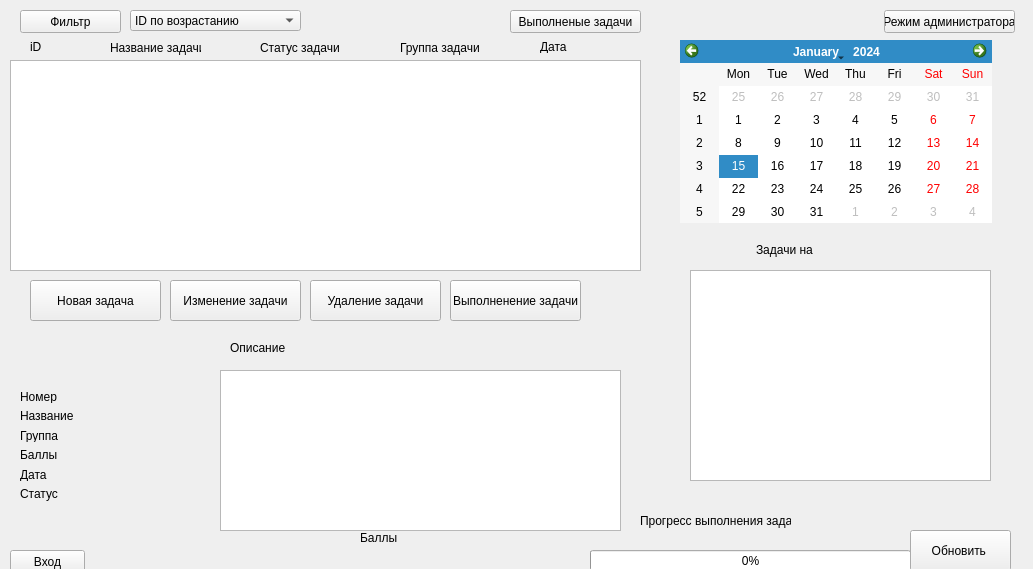
Before: the Qt Designer form untitled_2.ui in keregan/Active_staff_motivation_qt, drawn with Qt 5.
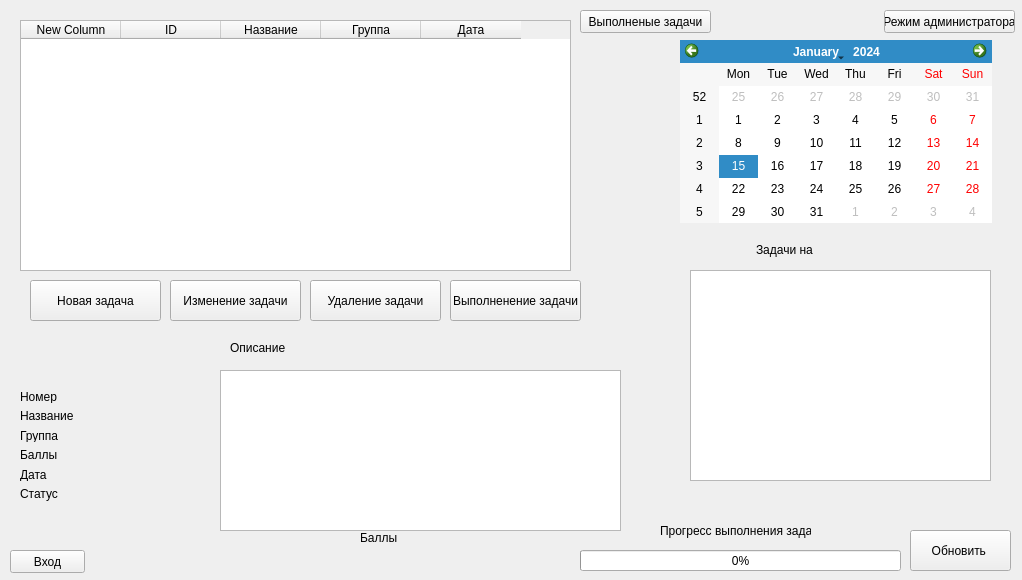
After: the same form once the commit is applied.

Patch:
```diff
--- a/untitled_2.ui
+++ b/untitled_2.ui
@@ -9,10 +9,22 @@
    <rect>
     <x>0</x>
     <y>0</y>
-    <width>1033</width>
-    <height>569</height>
+    <width>1022</width>
+    <height>580</height>
    </rect>
   </property>
+  <property name="minimumSize">
+   <size>
+    <width>1022</width>
+    <height>580</height>
+   </size>
+  </property>
+  <property name="maximumSize">
+   <size>
+    <width>1022</width>
+    <height>580</height>
+   </size>
+  </property>
   <property name="mouseTracking">
    <bool>false</bool>
   </property>
@@ -29,7 +41,7 @@
    <widget class="QLabel" name="user_data">
     <property name="geometry">
      <rect>
-      <x>120</x>
+      <x>110</x>
       <y>530</y>
       <width>201</width>
       <height>16</height>
@@ -74,12 +86,24 @@
    <widget class="QProgressBar" name="progressBar_raise">
     <property name="geometry">
      <rect>
-      <x>590</x>
+      <x>580</x>
       <y>550</y>
       <width>321</width>
       <height>21</height>
      </rect>
     </property>
+    <property name="minimumSize">
+     <size>
+      <width>321</width>
+      <height>21</height>
+     </size>
+    </property>
+    <property name="maximumSize">
+     <size>
+      <width>321</width>
+      <height>21</height>
+     </size>
+    </property>
     <property name="value">
      <number>0</number>
     </property>
@@ -87,8 +111,8 @@
    <widget class="QLabel" name="label_10">
     <property name="geometry">
      <rect>
-      <x>640</x>
-      <y>510</y>
+      <x>660</x>
+      <y>520</y>
       <width>151</width>
       <height>21</height>
      </rect>
@@ -149,9 +173,9 @@
    <widget class="QLabel" name="position">
     <property name="geometry">
      <rect>
-      <x>170</x>
+      <x>110</x>
       <y>550</y>
-      <width>101</width>
+      <width>191</width>
       <height>16</height>
      </rect>
     </property>
@@ -172,16 +196,6 @@
      <string/>
     </property>
    </widget>
-   <widget class="QListWidget" name="tasks_list">
-    <property name="geometry">
-     <rect>
-      <x>10</x>
-      <y>60</y>
-      <width>631</width>
-      <height>211</height>
-     </rect>
-    </property>
-   </widget>
    <widget class="QPushButton" name="upgrade_task_window_2">
     <property name="geometry">
      <rect>
@@ -389,148 +403,10 @@
      </item>
     </layout>
    </widget>
-   <widget class="QLabel" name="label_11">
-    <property name="geometry">
-     <rect>
-      <x>30</x>
-      <y>40</y>
-      <width>47</width>
-      <height>13</height>
-     </rect>
-    </property>
-    <property name="text">
-     <string>iD</string>
-    </property>
-   </widget>
-   <widget class="QLabel" name="label_12">
-    <property name="geometry">
-     <rect>
-      <x>110</x>
-      <y>40</y>
-      <width>91</width>
-      <height>16</height>
-     </rect>
-    </property>
-    <property name="text">
-     <string>Название задачи</string>
-    </property>
-   </widget>
-   <widget class="QLabel" name="label_13">
-    <property name="geometry">
-     <rect>
-      <x>260</x>
-      <y>40</y>
-      <width>91</width>
-      <height>16</height>
-     </rect>
-    </property>
-    <property name="text">
-     <string>Статус задачи</string>
-    </property>
-   </widget>
-   <widget class="QLabel" name="label_14">
-    <property name="geometry">
-     <rect>
-      <x>400</x>
-      <y>40</y>
-      <width>91</width>
-      <height>16</height>
-     </rect>
-    </property>
-    <property name="text">
-     <string>Группа задачи</string>
-    </property>
-   </widget>
-   <widget class="QLabel" name="label_15">
-    <property name="geometry">
-     <rect>
-      <x>540</x>
-      <y>40</y>
-      <width>47</width>
-      <height>13</height>
-     </rect>
-    </property>
-    <property name="text">
-     <string>Дата</string>
-    </property>
-   </widget>
-   <widget class="QPushButton" name="filter_button">
-    <property name="geometry">
-     <rect>
-      <x>20</x>
-      <y>10</y>
-      <width>101</width>
-      <height>23</height>
-     </rect>
-    </property>
-    <property name="text">
-     <string>Фильтр</string>
-    </property>
-   </widget>
-   <widget class="QComboBox" name="filter">
-    <property name="geometry">
-     <rect>
-      <x>130</x>
-      <y>10</y>
-      <width>171</width>
-      <height>21</height>
-     </rect>
-    </property>
-    <item>
-     <property name="text">
-      <string>ID по возрастанию</string>
-     </property>
-    </item>
-    <item>
-     <property name="text">
-      <string>ID по убыванию</string>
-     </property>
-    </item>
-    <item>
-     <property name="text">
-      <string>Название по возрастанию</string>
-     </property>
-    </item>
-    <item>
-     <property name="text">
-      <string>Название по убыванию</string>
-     </property>
-    </item>
-    <item>
-     <property name="text">
-      <string>Статус по возрастанию</string>
-     </property>
-    </item>
-    <item>
-     <property name="text">
-      <string>Статус по убыванию</string>
-     </property>
-    </item>
-    <item>
-     <property name="text">
-      <string>Группа по возрастанию</string>
-     </property>
-    </item>
-    <item>
-     <property name="text">
-      <string>Группа по убыванию</string>
-     </property>
-    </item>
-    <item>
-     <property name="text">
-      <string>Дата по возрастанию</string>
-     </property>
-    </item>
-    <item>
-     <property name="text">
-      <string>Дата по убыванию</string>
-     </property>
-    </item>
-   </widget>
    <widget class="QPushButton" name="task_old">
     <property name="geometry">
      <rect>
-      <x>510</x>
+      <x>580</x>
       <y>10</y>
       <width>131</width>
       <height>23</height>
@@ -566,6 +442,41 @@
      <string/>
     </property>
    </widget>
+   <widget class="QTableWidget" name="tableWidgetf">
+    <property name="geometry">
+     <rect>
+      <x>20</x>
+      <y>20</y>
+      <width>551</width>
+      <height>251</height>
+     </rect>
+    </property>
+    <column>
+     <property name="text">
+      <string>New Column</string>
+     </property>
+    </column>
+    <column>
+     <property name="text">
+      <string>ID</string>
+     </property>
+    </column>
+    <column>
+     <property name="text">
+      <string>Название</string>
+     </property>
+    </column>
+    <column>
+     <property name="text">
+      <string>Группа</string>
+     </property>
+    </column>
+    <column>
+     <property name="text">
+      <string>Дата</string>
+     </property>
+    </column>
+   </widget>
   </widget>
  </widget>
  <resources/>
```
